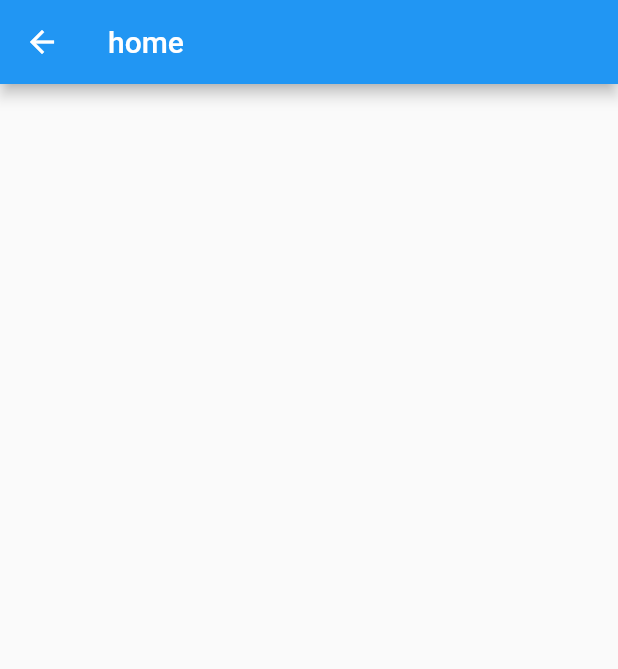
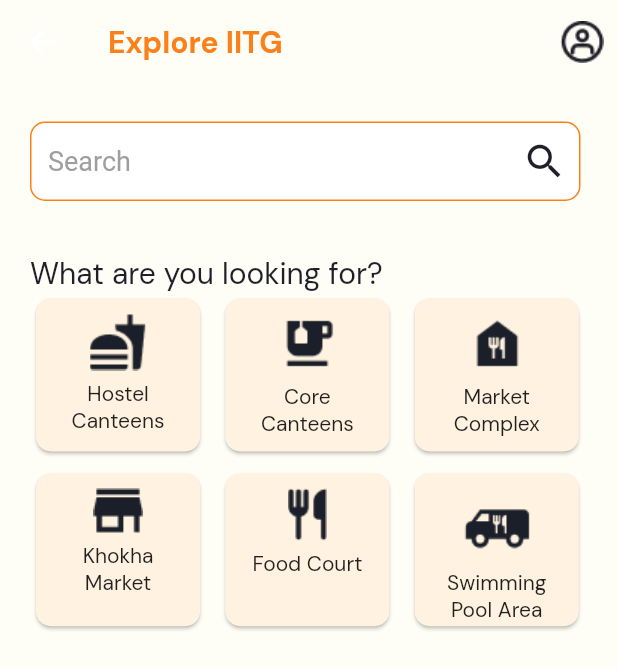
Before and after one commit to TESLA2402/Manas_Kriti_Software_PS, a Flutter app: the HomeScreen screen opened directly, on a phone screen of 412 x 824 dp. Shown: the top 669 px of the screen. Run offline on Flutter 3.47's test engine with Material 2 defaults, Android fonts, the phone set to English and light mode, and no system bars; our stand-ins replace cloud_firestore, firebase_auth, firebase_core, flutter_dotenv, google_fonts, image_picker and 1 more; missing offline and left inert: flutter_stripe, upi_india; accounts and stored records are empty.

Commit message:
Homescreen partially made

```diff
--- a/campus_catalogue/lib/constants/colors.dart
+++ b/campus_catalogue/lib/constants/colors.dart
@@ -1,7 +1,8 @@
 import 'package:flutter/material.dart';
 
 class AppColors {
-  static const Color backgroundOrange = Color(0xFFFCBC58);
+  static const Color backgroundOrange = Color(0xFFFC8019);
   static const Color backgroundYellow = Color(0xFFFFFEF6);
+  static const Color secondary = Color(0xFF1F1F29);
   static const Color signIn = Color(0xFFFFF2E0);
 }
--- a/campus_catalogue/lib/main.dart
+++ b/campus_catalogue/lib/main.dart
@@ -1,6 +1,7 @@
 import 'package:campus_catalogue/add_item.dart';
 import 'package:firebase_core/firebase_core.dart';
 import 'package:campus_catalogue/screens/splash_screen.dart';
+import 'package:campus_catalogue/screens/home_screen.dart';
 import 'package:flutter/material.dart';
 import 'package:flutter_dotenv/flutter_dotenv.dart';
 import 'package:flutter_stripe/flutter_stripe.dart';
@@ -28,7 +29,7 @@ class MyApp extends StatelessWidget {
         primarySwatch: Colors.blue,
       ),
       routes: {
-        '/': (context) => const SplashScreen(),
+        '/': (context) => const HomeScreen(),
         '/addshop': (context) => const AddShop(),
         '/additem': (context) => const AddItem(),
       },
--- a/campus_catalogue/lib/screens/home_screen.dart
+++ b/campus_catalogue/lib/screens/home_screen.dart
@@ -1,4 +1,7 @@
 import 'package:flutter/material.dart';
+import 'package:cloud_firestore/cloud_firestore.dart';
+import 'package:campus_catalogue/constants/colors.dart';
+import 'package:campus_catalogue/constants/typography.dart';
 
 class HomeScreen extends StatefulWidget {
   const HomeScreen({Key? key}) : super(key: key);
@@ -7,12 +10,155 @@ class HomeScreen extends StatefulWidget {
   _HomeScreenState createState() => _HomeScreenState();
 }
 
+class LocationCardWrapper extends StatelessWidget {
+  const LocationCardWrapper({super.key});
+
+  @override
+  Widget build(BuildContext context) {
+    return Container(
+        padding: const EdgeInsets.fromLTRB(20, 35, 10, 0),
+        child: Align(
+          alignment: Alignment.topLeft,
+          child: Column(
+            // crossAxisAlignment: CrossAxisAlignment.start,
+            children: [
+              Align(
+                alignment: Alignment.topLeft,
+                child: Text("What are you looking for?",
+                    style: AppTypography.textMd.copyWith(
+                        fontSize: 20,
+                        fontWeight: FontWeight.w400,
+                        color: AppColors.secondary)),
+              ),
+              Align(
+                alignment: Alignment.topLeft,
+                child: Wrap(spacing: 8.8, runSpacing: 6.5, children: [
+                  const LocationCard(
+                      name: "Hostel Canteens",
+                      imgURL: "assets/hostel_canteens.png"),
+                  const LocationCard(
+                      name: "Core Canteens",
+                      imgURL: "assets/core_canteens.png"),
+                  const LocationCard(
+                      name: "Market Complex",
+                      imgURL: "assets/market_complex.png"),
+                  const LocationCard(
+                      name: "Khokha Market",
+                      imgURL: "assets/khokha_stalls.png"),
+                  const LocationCard(
+                      name: "Food Court", imgURL: "assets/food_court.png"),
+                  const LocationCard(
+                      name: "Swimming Pool Area",
+                      imgURL: "assets/food_van.png"),
+                ]),
+              ),
+            ],
+          ),
+        ));
+  }
+}
+
+class LocationCard extends StatelessWidget {
+  final String name;
+  final String imgURL;
+  const LocationCard({super.key, required this.name, required this.imgURL});
+
+  @override
+  Widget build(BuildContext context) {
+    return SizedBox(
+      height: 110,
+      width: MediaQuery.of(context).size.width * 0.285,
+      child: Card(
+          shape:
+              RoundedRectangleBorder(borderRadius: BorderRadius.circular(10)),
+          color: const Color(0xFFFFF2E0),
+          child: Padding(
+            padding: const EdgeInsets.fromLTRB(10, 10, 10, 0),
+            child: Column(
+              children: [
+                Image.asset(imgURL),
+                Padding(
+                  padding: const EdgeInsets.fromLTRB(0, 6, 0, 0),
+                  child: Text(
+                    name,
+                    style: AppTypography.textMd.copyWith(fontSize: 14),
+                    textAlign: TextAlign.center,
+                  ),
+                )
+              ],
+            ),
+          )),
+    );
+  }
+}
+
+class SearchInput extends StatefulWidget {
+  @override
+  State<SearchInput> createState() => _SearchInputState();
+}
+
+class _SearchInputState extends State<SearchInput> {
+  @override
+  Widget build(BuildContext context) {
+    return Container(
+      margin: const EdgeInsets.fromLTRB(20, 25, 25, 0),
+      child: Column(
+        children: [
+          Row(
+            children: [
+              Flexible(
+                flex: 1,
+                child: TextField(
+                  autofocus: false,
+                  cursorColor: Colors.grey,
+                  decoration: InputDecoration(
+                      isDense: true,
+                      fillColor: Colors.white,
+                      filled: true,
+                      focusedBorder: OutlineInputBorder(
+                          borderRadius: BorderRadius.circular(10),
+                          borderSide: const BorderSide(
+                              width: 1, color: AppColors.backgroundOrange)),
+                      enabledBorder: OutlineInputBorder(
+                          borderRadius: BorderRadius.circular(10),
+                          borderSide: const BorderSide(
+                              width: 1, color: AppColors.backgroundOrange)),
+                      hintText: 'Search',
+                      hintStyle:
+                          const TextStyle(color: Colors.grey, fontSize: 18),
+                      suffixIcon: Icon(
+                        Icons.search,
+                        color: AppColors.secondary,
+                        size: 30,
+                      )),
+                ),
+              ),
+            ],
+          )
+        ],
+      ),
+    );
+  }
+}
+
 class _HomeScreenState extends State<HomeScreen> {
   @override
   Widget build(BuildContext context) {
     return Scaffold(
         appBar: AppBar(
-      title: const Text("home"),
-    ));
+            backgroundColor: AppColors.backgroundYellow,
+            elevation: 0,
+            title: Text("Explore IITG",
+                style: AppTypography.textMd.copyWith(
+                    fontSize: 20,
+                    fontWeight: FontWeight.w700,
+                    color: AppColors.backgroundOrange)),
+            actions: [
+              IconButton(onPressed: () {}, icon: Image.asset("assets/user.png"))
+            ]),
+        backgroundColor: AppColors.backgroundYellow,
+        body: Column(
+          children: [SearchInput(), const LocationCardWrapper()],
+        ));
   }
 }
--- a/campus_catalogue/pubspec.yaml
+++ b/campus_catalogue/pubspec.yaml
@@ -72,10 +72,7 @@ flutter:
 
   # To add assets to your application, add an assets section, like this:
   assets:
-    - assets/.env
-    - assets/splash_screen.png
-    - assets/onboarding_image.png
-
+    - assets/
   # An image asset can refer to one or more resolution-specific "variants", see
   # https://flutter.dev/assets-and-images/#resolution-aware
 
```
Also changed, not shown: campus_catalogue/assets/core_canteens.png (added), campus_catalogue/assets/food_court.png (added), campus_catalogue/assets/food_van.png (added), campus_catalogue/assets/hostel_canteens.png (added), campus_catalogue/assets/khokha_stalls.png (added), campus_catalogue/assets/market_complex.png (added), campus_catalogue/assets/user.png (added), campus_catalogue/pubspec.lock.
